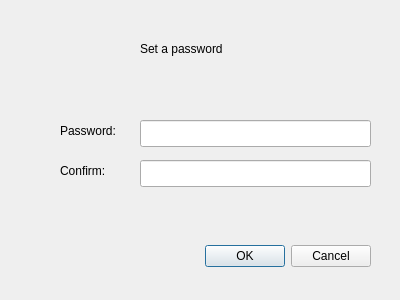
The window that QT Gui/Spyink/passwordform.ui (matthewT53/Steganography-Project) describes before a commit, drawn with Qt 5.
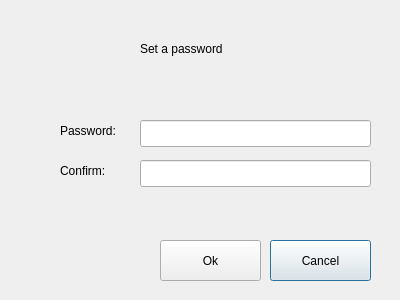
The same window after the commit.

Diff of the .ui file:
```diff
--- a/QT Gui/Spyink/passwordform.ui
+++ b/QT Gui/Spyink/passwordform.ui
@@ -13,22 +13,6 @@
   <property name="windowTitle">
    <string>Dialog</string>
   </property>
-  <widget class="QDialogButtonBox" name="buttonBox">
-   <property name="geometry">
-    <rect>
-     <x>30</x>
-     <y>240</y>
-     <width>341</width>
-     <height>32</height>
-    </rect>
-   </property>
-   <property name="orientation">
-    <enum>Qt::Horizontal</enum>
-   </property>
-   <property name="standardButtons">
-    <set>QDialogButtonBox::Cancel|QDialogButtonBox::Ok</set>
-   </property>
-  </widget>
   <widget class="QLabel" name="label">
    <property name="geometry">
     <rect>
@@ -94,6 +78,32 @@
     <string>Set a password</string>
    </property>
   </widget>
+  <widget class="QPushButton" name="button_cancel">
+   <property name="geometry">
+    <rect>
+     <x>270</x>
+     <y>240</y>
+     <width>101</width>
+     <height>41</height>
+    </rect>
+   </property>
+   <property name="text">
+    <string>Cancel</string>
+   </property>
+  </widget>
+  <widget class="QPushButton" name="button_ok">
+   <property name="geometry">
+    <rect>
+     <x>160</x>
+     <y>240</y>
+     <width>101</width>
+     <height>41</height>
+    </rect>
+   </property>
+   <property name="text">
+    <string>Ok</string>
+   </property>
+  </widget>
  </widget>
  <resources/>
  <connections>
```
Left out of the diff: 39 changed lines with no effect on the pictures.
